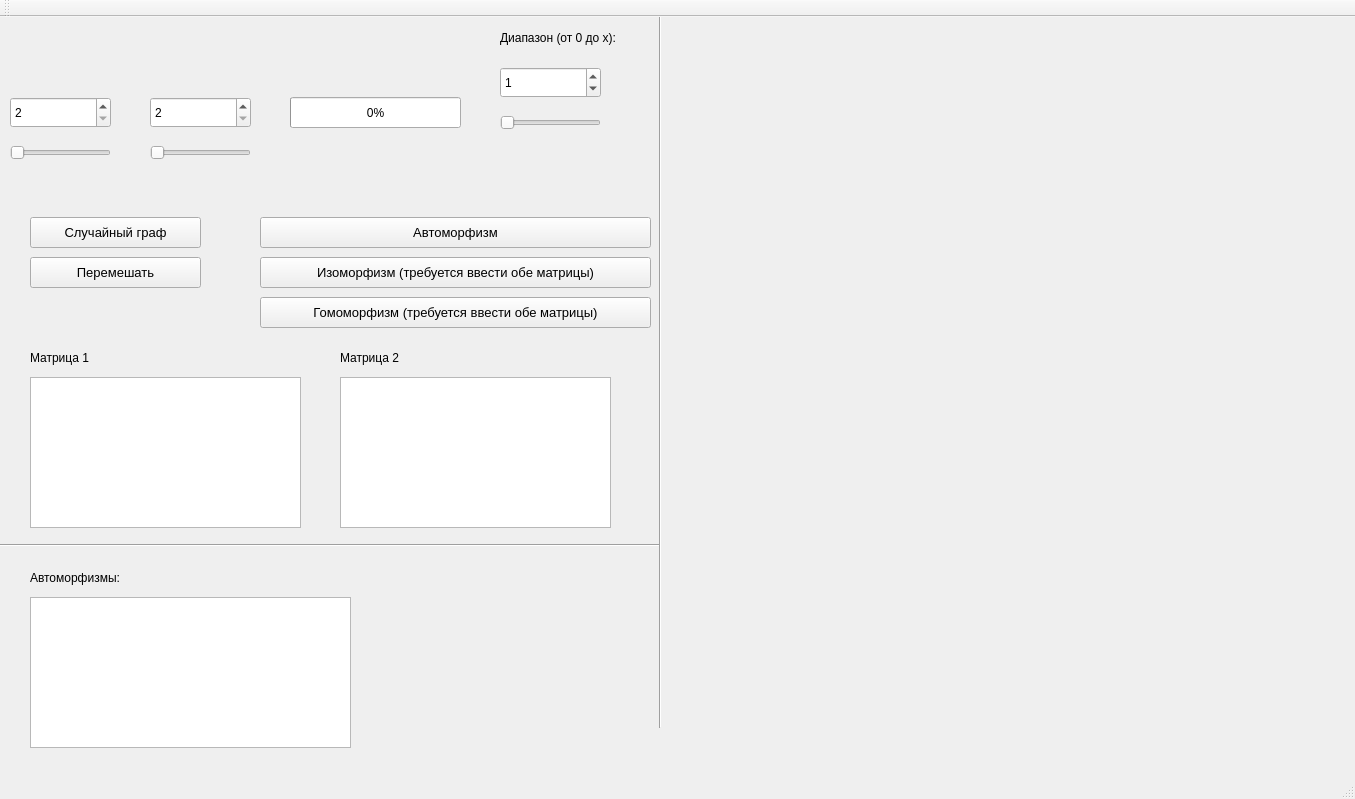
fullincome/GraphMorphism, file CourseWork/ui/mainwindow.ui: the form before one commit.
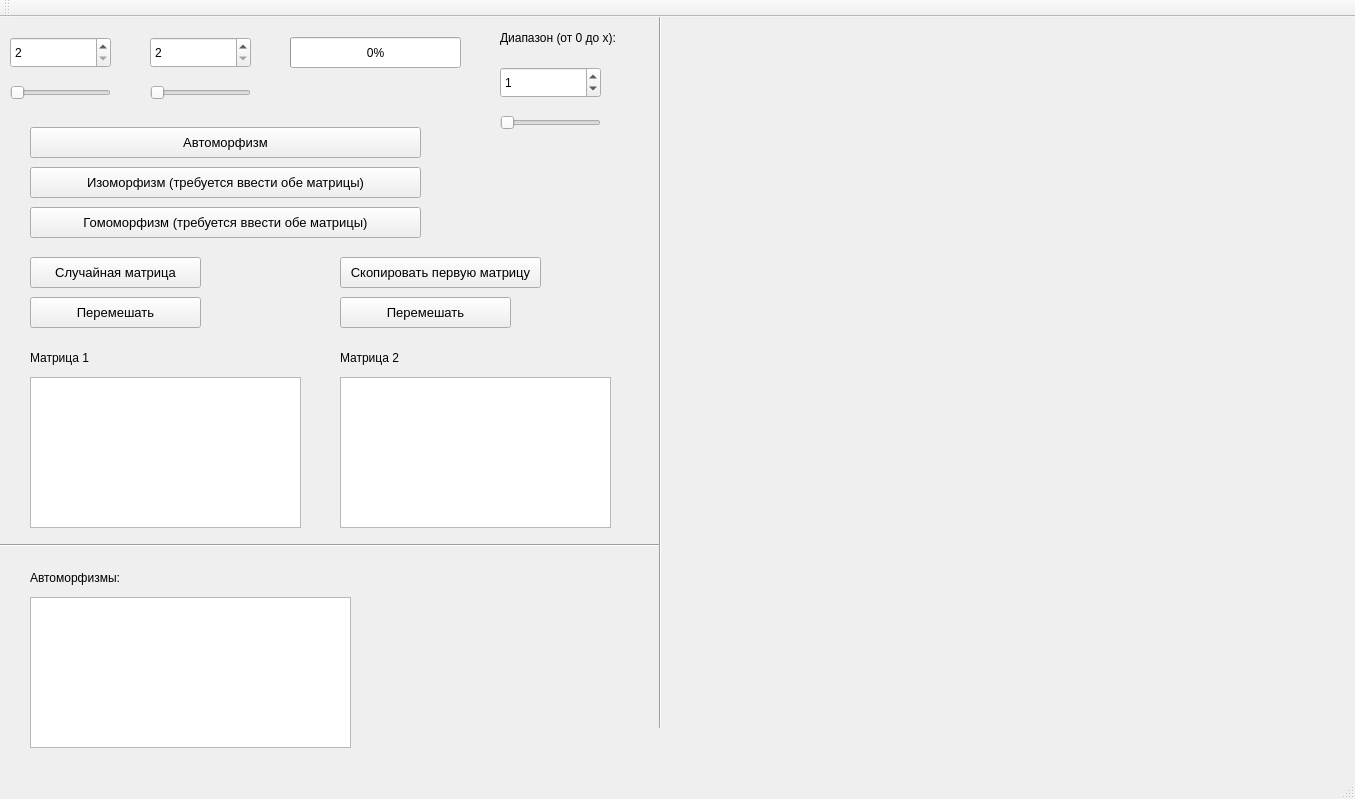
The form after the commit. Custom widgets are drawn as their Qt base class.

Commit message: add: add funcs for matrix 2

```diff
--- a/CourseWork/ui/mainwindow.ui
+++ b/CourseWork/ui/mainwindow.ui
@@ -31,7 +31,7 @@
     <property name="geometry">
      <rect>
       <x>30</x>
-      <y>200</y>
+      <y>240</y>
       <width>171</width>
       <height>31</height>
      </rect>
@@ -45,14 +45,14 @@
      <enum>Qt::PreventContextMenu</enum>
     </property>
     <property name="text">
-     <string>Случайный граф</string>
+     <string>Случайная матрица</string>
     </property>
    </widget>
    <widget class="QSpinBox" name="matrixSpinBox">
     <property name="geometry">
      <rect>
       <x>10</x>
-      <y>80</y>
+      <y>20</y>
       <width>101</width>
       <height>31</height>
      </rect>
@@ -71,7 +71,7 @@
     <property name="geometry">
      <rect>
       <x>290</x>
-      <y>80</y>
+      <y>20</y>
       <width>171</width>
       <height>31</height>
      </rect>
@@ -84,7 +84,7 @@
     <property name="geometry">
      <rect>
       <x>10</x>
-      <y>120</y>
+      <y>60</y>
       <width>101</width>
       <height>31</height>
      </rect>
@@ -108,8 +108,8 @@
    <widget class="QPushButton" name="automorphismBtn">
     <property name="geometry">
      <rect>
-      <x>260</x>
-      <y>200</y>
+      <x>30</x>
+      <y>110</y>
       <width>391</width>
       <height>31</height>
      </rect>
@@ -156,7 +156,7 @@
     <property name="geometry">
      <rect>
       <x>30</x>
-      <y>240</y>
+      <y>280</y>
       <width>171</width>
       <height>31</height>
      </rect>
@@ -183,8 +183,8 @@
    <widget class="QPushButton" name="isomorphismBtn">
     <property name="geometry">
      <rect>
-      <x>260</x>
-      <y>240</y>
+      <x>30</x>
+      <y>150</y>
       <width>391</width>
       <height>31</height>
      </rect>
@@ -203,8 +203,8 @@
    <widget class="QPushButton" name="gomomorphismBtn">
     <property name="geometry">
      <rect>
-      <x>260</x>
-      <y>280</y>
+      <x>30</x>
+      <y>190</y>
       <width>391</width>
       <height>31</height>
      </rect>
@@ -222,7 +222,7 @@
     <property name="geometry">
      <rect>
       <x>150</x>
-      <y>80</y>
+      <y>20</y>
       <width>101</width>
       <height>31</height>
      </rect>
@@ -241,7 +241,7 @@
     <property name="geometry">
      <rect>
       <x>150</x>
-      <y>120</y>
+      <y>60</y>
       <width>101</width>
       <height>31</height>
      </rect>
@@ -381,6 +381,42 @@
      <enum>Qt::Vertical</enum>
     </property>
    </widget>
+   <widget class="QPushButton" name="copyMatrixBtn">
+    <property name="geometry">
+     <rect>
+      <x>340</x>
+      <y>240</y>
+      <width>201</width>
+      <height>31</height>
+     </rect>
+    </property>
+    <property name="font">
+     <font>
+      <pointsize>10</pointsize>
+     </font>
+    </property>
+    <property name="text">
+     <string>Скопировать первую матрицу</string>
+    </property>
+   </widget>
+   <widget class="QPushButton" name="shuffle_2Btn">
+    <property name="geometry">
+     <rect>
+      <x>340</x>
+      <y>280</y>
+      <width>171</width>
+      <height>31</height>
+     </rect>
+    </property>
+    <property name="font">
+     <font>
+      <pointsize>10</pointsize>
+     </font>
+    </property>
+    <property name="text">
+     <string>Перемешать</string>
+    </property>
+   </widget>
   </widget>
   <widget class="QMenuBar" name="menuBar">
    <property name="geometry">
```
Left out of the diff: 2 changed lines with no effect on the pictures. The commit also changes 4 other files.
